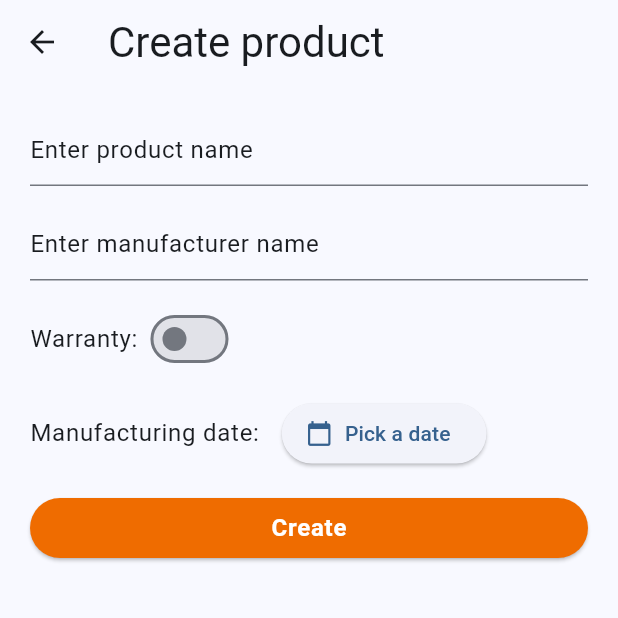
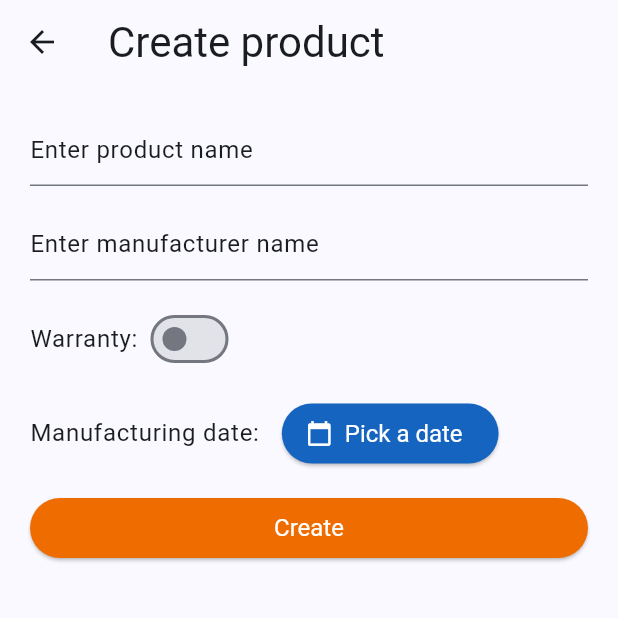
Before and after one commit to JovanZdravkovic/ProductsApp, a Flutter app: the screen it shows after launch, after a tap on the "add" icon, on a phone screen of 412 x 824 dp, the top half of it. Run offline on Flutter 3.47's test engine with Material 3 defaults, Android fonts, the phone set to English and light mode, and no system bars; network calls fail.

Commit message:
Added theme to theme.dart

```diff
--- a/app_flutter_frontend/lib/main.dart
+++ b/app_flutter_frontend/lib/main.dart
@@ -3,6 +3,7 @@ import 'package:products_app/screens/products.dart';
 import 'package:products_app/services/base_service.dart';
 import 'package:products_app/services/products_service.dart';
 import 'package:products_app/utils/constants.dart';
+import 'package:products_app/utils/theme.dart';
 void main() {
   runApp(const MyApp());
 }
@@ -20,9 +21,7 @@ class _MyAppState extends State<MyApp> {
   Widget build(BuildContext context) {
     return MaterialApp(
       title: APP_TITLE,
-      theme: ThemeData(
-        colorScheme: ColorScheme.fromSeed(seedColor: Colors.blue),
-      ),
+      theme: appTheme,
       home: ProductsPage(
         baseService: const BaseService(),
         productsService: const ProductsService(baseService: BaseService()),
--- a/app_flutter_frontend/lib/screens/create_product.dart
+++ b/app_flutter_frontend/lib/screens/create_product.dart
@@ -23,12 +23,6 @@ class _CreateProductPageState extends State<CreateProductPage> {
 
   @override
   Widget build(BuildContext context) {
-    final theme = Theme.of(context);
-    final createButtonStyle = theme.textTheme.bodyLarge!.copyWith(
-      color: theme.colorScheme.onPrimary,
-      fontWeight: FontWeight.bold,
-    );
-    final formTextStyle = theme.textTheme.bodyLarge!;
     var date = manufacturingDate;
 
     return Scaffold(
@@ -45,7 +39,7 @@ class _CreateProductPageState extends State<CreateProductPage> {
               children: [
                 TextFormField(
                   decoration: InputDecoration(
-                    hintStyle: formTextStyle,
+                    hintStyle: Theme.of(context).textTheme.bodyLarge!,
                     hintText: 'Enter product name',
                   ),
                   onChanged: (String? value) {
@@ -66,7 +60,7 @@ class _CreateProductPageState extends State<CreateProductPage> {
                 SPACING_BOX,
                 TextFormField(
                   decoration: InputDecoration(
-                    hintStyle: formTextStyle,
+                    hintStyle: Theme.of(context).textTheme.bodyLarge!,
                     hintText: 'Enter manufacturer name',
                   ),
                   onChanged: (String? value) {
@@ -87,10 +81,9 @@ class _CreateProductPageState extends State<CreateProductPage> {
                 SPACING_BOX,
                 Row(
                   children: [
-                    Text('Warranty: ', style: formTextStyle),
+                    Text('Warranty: ', style: Theme.of(context).textTheme.bodyLarge!),
                     Switch(
                       value: warranty,
-                      activeColor: theme.colorScheme.primary,
                       onChanged: (bool value) {
                         setState(() {
                           warranty = value;
@@ -102,10 +95,10 @@ class _CreateProductPageState extends State<CreateProductPage> {
                 SPACING_BOX,
                 Row(
                   children: [
-                    Text('Manufacturing date:', style: formTextStyle),
+                    Text('Manufacturing date:', style: Theme.of(context).textTheme.bodyLarge!),
                     SPACING_BOX,
                     ElevatedButton.icon(
-                      icon: const Icon(Icons.calendar_today),
+                      icon: CALENDAR_ICON,
                       onPressed: () async {
                         var pickedDate = await showDatePicker(
                           context: context,
@@ -142,7 +135,7 @@ class _CreateProductPageState extends State<CreateProductPage> {
                         style: ElevatedButton.styleFrom(
                           backgroundColor: Colors.orange.shade800,
                         ),
-                        child: Text('Create', style: createButtonStyle),
+                        child: Text('Create'),
                       ),
                     ),
                   ],
--- a/app_flutter_frontend/lib/utils/constants.dart
+++ b/app_flutter_frontend/lib/utils/constants.dart
@@ -25,3 +25,6 @@ const ALERT_SUCCESS_ICON = Icon(Icons.check_circle_outline, color: Colors.white)
 const ALERT_ERROR_ICON = Icon(Icons.error_outline, color: Colors.white);
 const ALERT_INFO_ICON = Icon(Icons.info_outline, color: Colors.white);
 const ALERT_CLOSE_ICON = Icon(Icons.close, color: Colors.white);
+
+// Elevated Button
+const CALENDAR_ICON = Icon(Icons.calendar_today, color: Colors.white);
--- a/app_flutter_frontend/lib/utils/theme.dart
+++ b/app_flutter_frontend/lib/utils/theme.dart
@@ -1,9 +1,39 @@
 import 'package:flutter/material.dart';
 
+var cardTextTheme = TextTheme(
+  bodySmall: TextStyle(color: Colors.white),
+  bodyMedium: TextStyle(color: Colors.white),
+  bodyLarge: TextStyle(color: Colors.white),
+);
+
 var cardTheme = CardTheme(
+  color: Colors.blue.shade800,
+);
 
+var elevatedButtonTheme = ElevatedButtonThemeData(
+  style: ButtonStyle(
+    foregroundColor: WidgetStateProperty.all(Colors.white),
+    backgroundColor: WidgetStateProperty.all(Colors.blue.shade800),
+    textStyle: WidgetStateProperty.all(TextStyle(
+      fontSize: 16.0,
+      color: Colors.white,
+    )),
+  ),
+);
+
+var switchTheme = SwitchThemeData(
+  overlayColor: WidgetStateProperty.all(Colors.blue.shade800),
 );
 
 var appTheme = ThemeData(
-
+  cardTheme: cardTheme,
+  elevatedButtonTheme: elevatedButtonTheme,
+  switchTheme: switchTheme,
+  colorScheme: ColorScheme.fromSeed(
+    seedColor: Colors.blue.shade800,
+    primary: Colors.blue.shade800,
+    onPrimary: Colors.white,
+    secondary: Colors.orange.shade800,
+    onSecondary: Colors.white
+  ),
 );
```
Also changed, not shown: app_flutter_frontend/lib/utils/bigcard.dart (+5 -10 lines).
